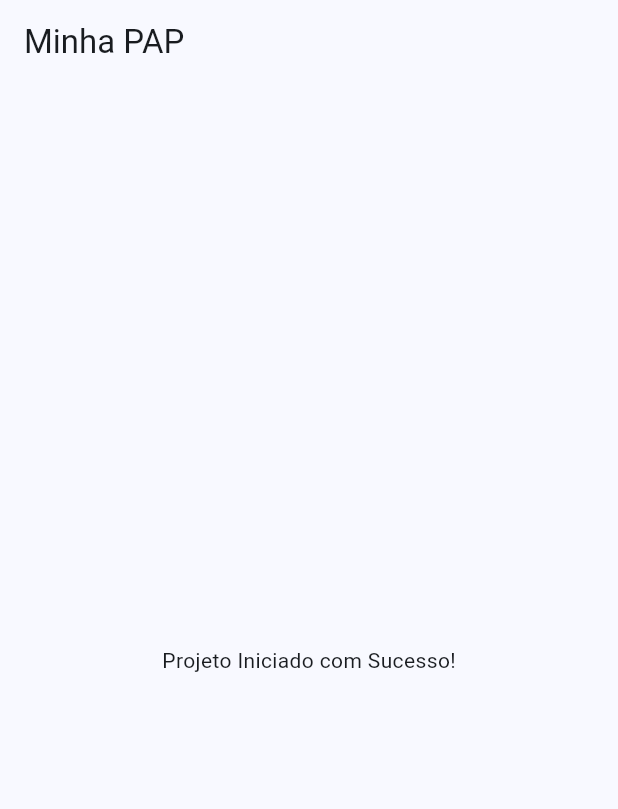
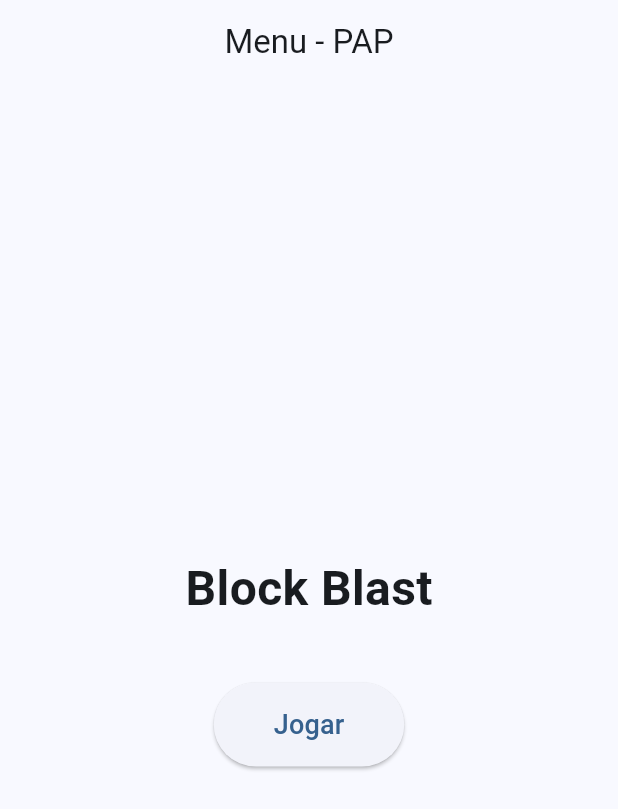
Before and after one commit to KaPanchiy/Cubik, a Flutter app: the screen it shows after launch, on a phone screen of 412 x 824 dp. Shown: the top 809 px of the screen. Run offline on Flutter 3.47's test engine with Material 3 defaults, Android fonts, the phone set to English and light mode, and no system bars.

Commit message:
Linhado o main com o HomeScreen e navegacao para o jogo

```diff
--- a/lib/main.dart
+++ b/lib/main.dart
@@ -11,7 +11,7 @@ class MyApp extends StatelessWidget {
   @override
   Widget build(BuildContext context) {
     return MaterialApp(
-      title: 'Nome da Tua PAP',
+      title: 'PAP - Block Blast',
       debugShowCheckedModeBanner: false,
       theme: ThemeData(
         colorScheme: ColorScheme.fromSeed(seedColor: Colors.blue),
--- a/lib/screens/home_screen.dart
+++ b/lib/screens/home_screen.dart
@@ -1,4 +1,5 @@
 import 'package:flutter/material.dart';
+import 'game_screen.dart';
 
 class HomeScreen extends StatelessWidget {
   const HomeScreen({super.key});
@@ -7,10 +8,32 @@ class HomeScreen extends StatelessWidget {
   Widget build(BuildContext context) {
     return Scaffold(
       appBar: AppBar(
-        title: const Text('Minha PAP'),
+        title: const Text('Menu - PAP'),
+        centerTitle: true,
       ),
-      body: const Center(
-        child: Text('Projeto Iniciado com Sucesso!'),
+      body: Center(
+        child: Column(
+          mainAxisAlignment: MainAxisAlignment.center,
+          children: [
+            const Text(
+              'Block Blast',
+              style: TextStyle(fontSize: 32, fontWeight: FontWeight.bold),
+            ),
+            const SizedBox(height: 40),
+            ElevatedButton(
+              style: ElevatedButton.styleFrom(
+                padding: const EdgeInsets.symmetric(horizontal: 40, vertical: 15),
+              ),
+              onPressed: () {
+                Navigator.push(
+                  context,
+                  MaterialPageRoute(builder: (context) => const GameScreen()),
+                );
+              },
+              child: const Text('Jogar', style: TextStyle(fontSize: 18)),
+            ),
+          ],
+        ),
       ),
     );
   }
```
Also changed, not shown: lib/screens/game_screen.dart (added, +135 -0 lines).
